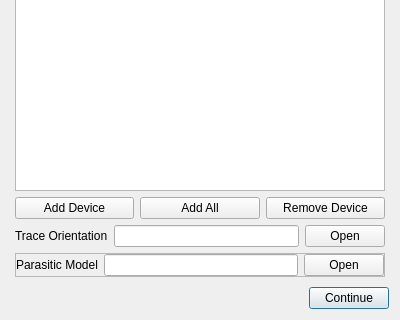
Above: qt/ui/electricalSetup.ui from e3da/PowerSynth2-gui before the change; both pictures show x 0 to 400 and y 180 to 500 of the 400 by 500 pixel window. Below: the same form after it.
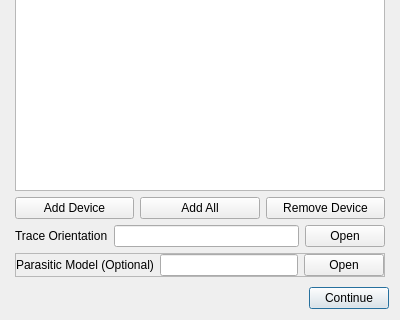
That is the form after the change.

Commit message: update gui optimization window to save macro file

Patch:
```diff
--- a/qt/ui/electricalSetup.ui
+++ b/qt/ui/electricalSetup.ui
@@ -399,7 +399,7 @@
            </size>
           </property>
           <property name="text">
-           <string>Parasitic Model</string>
+           <string>Parasitic Model (Optional)</string>
           </property>
          </widget>
         </item>
```
The commit also changes 1 other file.
